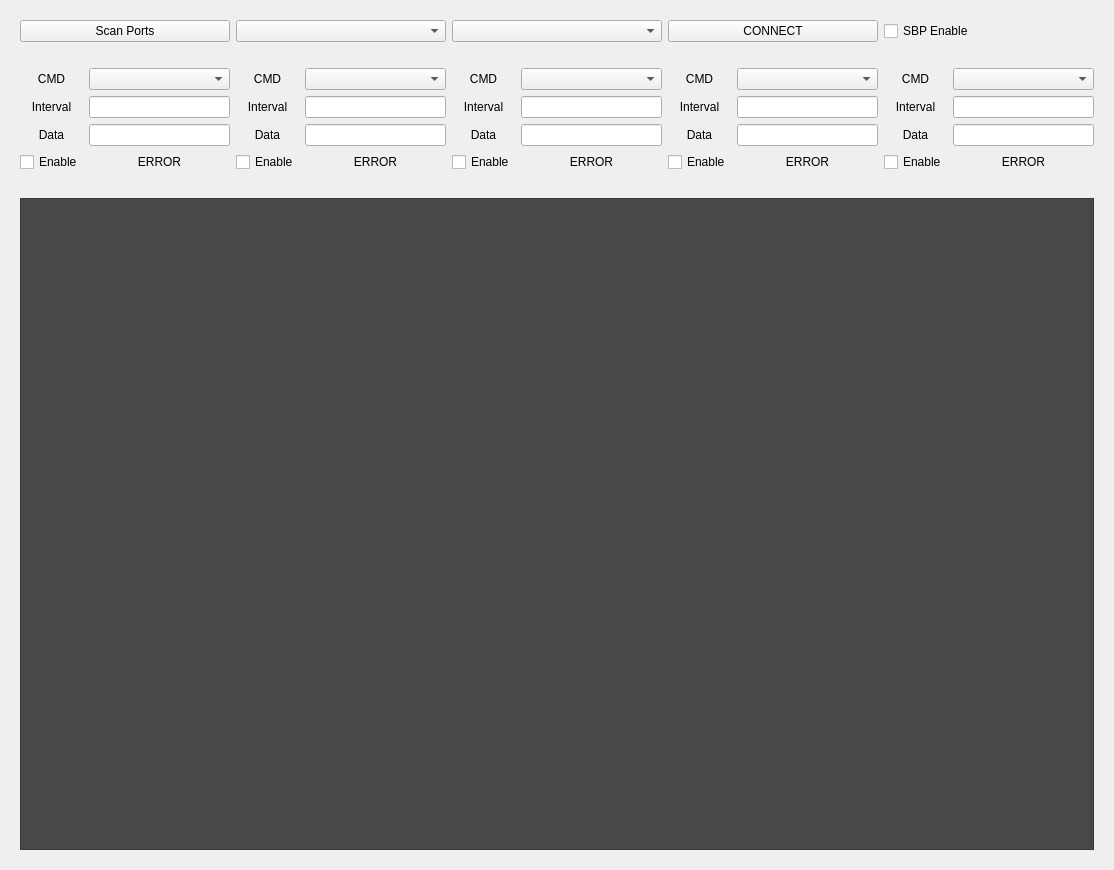
Before: the Qt Designer form gui/sbp_emulator.ui in DimAuto/sbp_emulator, drawn with Qt 5.
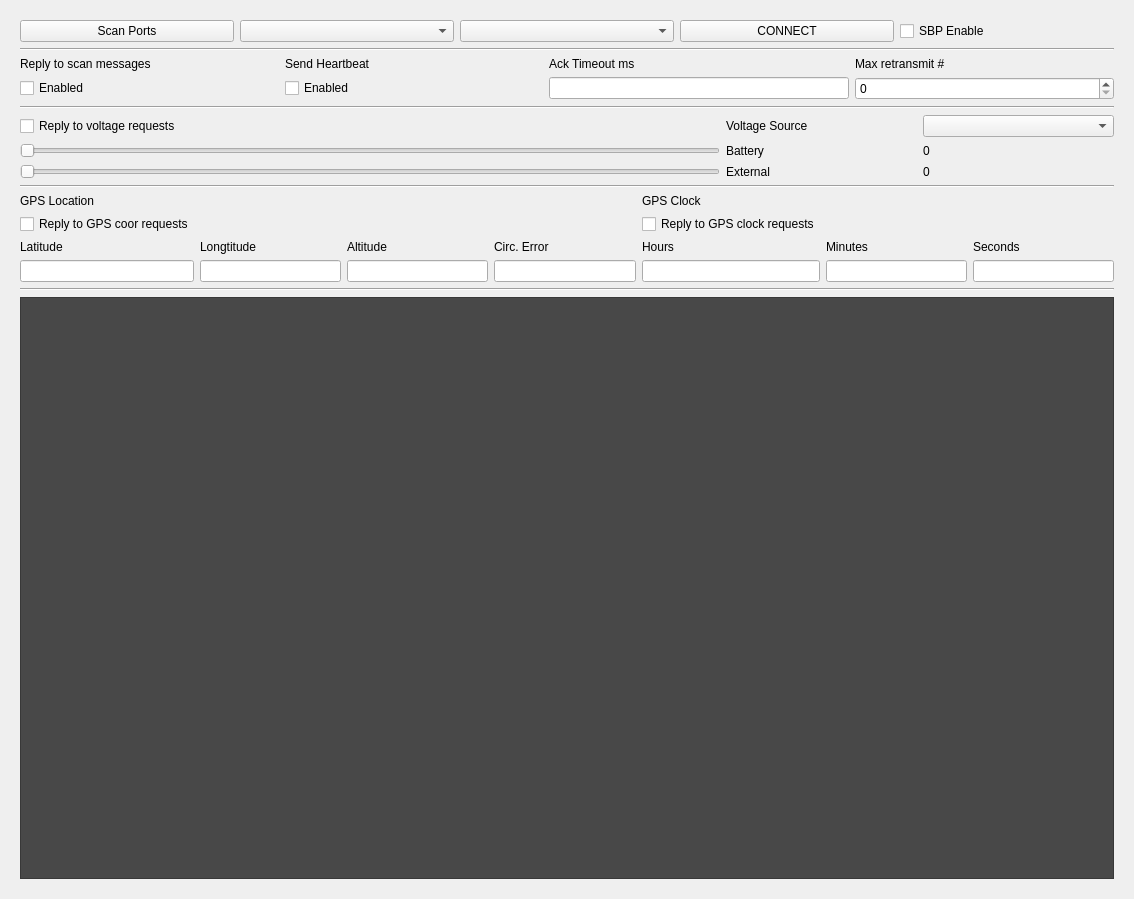
After: the same form once the commit is applied.

Patch:
```diff
--- a/gui/sbp_emulator.ui
+++ b/gui/sbp_emulator.ui
@@ -6,8 +6,8 @@
    <rect>
     <x>0</x>
     <y>0</y>
-    <width>1114</width>
-    <height>870</height>
+    <width>1134</width>
+    <height>899</height>
    </rect>
   </property>
   <property name="windowTitle">
@@ -55,334 +55,275 @@
        </layout>
       </item>
       <item>
-       <spacer name="horizontalSpacer">
+       <widget class="Line" name="line">
         <property name="orientation">
          <enum>Qt::Horizontal</enum>
         </property>
-        <property name="sizeHint" stdset="0">
-         <size>
-          <width>40</width>
-          <height>20</height>
-         </size>
+       </widget>
+      </item>
+      <item>
+       <layout class="QGridLayout" name="gridLayout">
+        <item row="0" column="2">
+         <widget class="QLabel" name="label_17">
+          <property name="text">
+           <string>Ack Timeout ms</string>
+          </property>
+         </widget>
+        </item>
+        <item row="0" column="1">
+         <widget class="QLabel" name="label_2">
+          <property name="text">
+           <string>Send Heartbeat</string>
+          </property>
+         </widget>
+        </item>
+        <item row="1" column="1">
+         <widget class="QCheckBox" name="checkBox_2">
+          <property name="text">
+           <string>Enabled</string>
+          </property>
+         </widget>
+        </item>
+        <item row="0" column="0">
+         <widget class="QLabel" name="label">
+          <property name="text">
+           <string>Reply to scan messages</string>
+          </property>
+         </widget>
+        </item>
+        <item row="1" column="2">
+         <widget class="QLineEdit" name="lineEdit_8">
+          <property name="maximumSize">
+           <size>
+            <width>300</width>
+            <height>16777215</height>
+           </size>
+          </property>
+         </widget>
+        </item>
+        <item row="1" column="0">
+         <widget class="QCheckBox" name="checkBox">
+          <property name="text">
+           <string>Enabled</string>
+          </property>
+         </widget>
+        </item>
+        <item row="0" column="3">
+         <widget class="QLabel" name="label_18">
+          <property name="text">
+           <string>Max retransmit #</string>
+          </property>
+         </widget>
+        </item>
+        <item row="1" column="3">
+         <widget class="QSpinBox" name="spinBox">
+          <property name="maximumSize">
+           <size>
+            <width>300</width>
+            <height>16777215</height>
+           </size>
+          </property>
+         </widget>
+        </item>
+       </layout>
+      </item>
+      <item>
+       <widget class="Line" name="line_2">
+        <property name="orientation">
+         <enum>Qt::Horizontal</enum>
         </property>
-       </spacer>
+       </widget>
       </item>
       <item>
-       <layout class="QHBoxLayout" name="horizontalLayout_2">
-        <item>
-         <layout class="QGridLayout" name="gridLayout_2">
-          <item row="0" column="0">
-           <widget class="QLabel" name="label_4">
-            <property name="text">
-             <string>CMD</string>
-            </property>
-            <property name="alignment">
-             <set>Qt::AlignCenter</set>
-            </property>
-           </widget>
-          </item>
-          <item row="1" column="1">
-           <widget class="QLineEdit" name="lineEdit_2"/>
-          </item>
-          <item row="3" column="0">
-           <widget class="QCheckBox" name="checkBox_2">
-            <property name="text">
-             <string>Enable</string>
-            </property>
-           </widget>
-          </item>
-          <item row="1" column="0">
-           <widget class="QLabel" name="label_6">
-            <property name="text">
-             <string>Interval</string>
-            </property>
-            <property name="alignment">
-             <set>Qt::AlignCenter</set>
-            </property>
-           </widget>
-          </item>
-          <item row="2" column="0">
-           <widget class="QLabel" name="label_16">
-            <property name="text">
-             <string>Data</string>
-            </property>
-            <property name="alignment">
-             <set>Qt::AlignCenter</set>
-            </property>
-           </widget>
-          </item>
-          <item row="3" column="1">
-           <widget class="QLabel" name="label_2">
-            <property name="text">
-             <string>ERROR</string>
-            </property>
-            <property name="alignment">
-             <set>Qt::AlignCenter</set>
-            </property>
-           </widget>
-          </item>
-          <item row="0" column="1">
-           <widget class="QComboBox" name="comboBox"/>
-          </item>
-          <item row="2" column="1">
-           <widget class="QLineEdit" name="lineEdit_6"/>
-          </item>
-         </layout>
+       <layout class="QGridLayout" name="gridLayout_2">
+        <item row="0" column="2">
+         <widget class="QComboBox" name="comboBox"/>
         </item>
-        <item>
-         <layout class="QGridLayout" name="gridLayout_4">
-          <item row="0" column="1">
-           <widget class="QComboBox" name="comboBox_3"/>
-          </item>
-          <item row="4" column="1">
-           <widget class="QLabel" name="label_5">
-            <property name="text">
-             <string>ERROR</string>
-            </property>
-            <property name="alignment">
-             <set>Qt::AlignCenter</set>
-            </property>
-           </widget>
-          </item>
-          <item row="0" column="0">
-           <widget class="QLabel" name="label_10">
-            <property name="text">
-             <string>CMD</string>
-            </property>
-            <property name="alignment">
-             <set>Qt::AlignCenter</set>
-            </property>
-           </widget>
-          </item>
-          <item row="1" column="0">
-           <widget class="QLabel" name="label_12">
-            <property name="text">
-             <string>Interval</string>
-            </property>
-            <property name="alignment">
-             <set>Qt::AlignCenter</set>
-            </property>
-           </widget>
-          </item>
-          <item row="4" column="0">
-           <widget class="QCheckBox" name="checkBox_4">
-            <property name="text">
-             <string>Enable</string>
-            </property>
-           </widget>
-          </item>
-          <item row="1" column="1">
-           <widget class="QLineEdit" name="lineEdit_4"/>
-          </item>
-          <item row="2" column="0">
-           <widget class="QLabel" name="label_17">
-            <property name="text">
-             <string>Data</string>
-            </property>
-            <property name="alignment">
-             <set>Qt::AlignCenter</set>
-            </property>
-           </widget>
-          </item>
-          <item row="2" column="1">
-           <widget class="QLineEdit" name="lineEdit_7"/>
-          </item>
-         </layout>
+        <item row="1" column="1">
+         <widget class="QLabel" name="label_4">
+          <property name="text">
+           <string>Battery</string>
+          </property>
+         </widget>
         </item>
-        <item>
-         <layout class="QGridLayout" name="gridLayout_5">
-          <item row="0" column="0">
-           <widget class="QLabel" name="label_13">
-            <property name="text">
-             <string>CMD</string>
-            </property>
-            <property name="alignment">
-             <set>Qt::AlignCenter</set>
-            </property>
-           </widget>
-          </item>
-          <item row="1" column="1">
-           <widget class="QLineEdit" name="lineEdit_5"/>
-          </item>
-          <item row="4" column="1">
-           <widget class="QLabel" name="label_8">
-            <property name="text">
-             <string>ERROR</string>
-            </property>
-            <property name="alignment">
-             <set>Qt::AlignCenter</set>
-            </property>
-           </widget>
-          </item>
-          <item row="0" column="1">
-           <widget class="QComboBox" name="comboBox_4"/>
-          </item>
-          <item row="4" column="0">
-           <widget class="QCheckBox" name="checkBox_5">
-            <property name="text">
-             <string>Enable</string>
-            </property>
-           </widget>
-          </item>
-          <item row="1" column="0">
-           <widget class="QLabel" name="label_15">
-            <property name="text">
-             <string>Interval</string>
-            </property>
-            <property name="alignment">
-             <set>Qt::AlignCenter</set>
-            </property>
-           </widget>
-          </item>
-          <item row="2" column="0">
-           <widget class="QLabel" name="label_18">
-            <property name="text">
-             <string>Data</string>
-            </property>
-            <property name="alignment">
-             <set>Qt::AlignCenter</set>
-            </property>
-           </widget>
-          </item>
-          <item row="2" column="1">
-           <widget class="QLineEdit" name="lineEdit_8"/>
-          </item>
-         </layout>
+        <item row="2" column="0">
+         <widget class="QSlider" name="horizontalSlider">
+          <property name="maximumSize">
+           <size>
+            <width>700</width>
+            <height>16777215</height>
+           </size>
+          </property>
+          <property name="orientation">
+           <enum>Qt::Horizontal</enum>
+          </property>
+         </widget>
         </item>
-        <item>
-         <layout class="QGridLayout" name="gridLayout">
-          <item row="0" column="1">
-           <widget class="QComboBox" name="comboBox_5"/>
-          </item>
-          <item row="0" column="0">
-           <widget class="QLabel" name="label">
-            <property name="text">
-             <string>CMD</string>
-            </property>
-            <property name="alignment">
-             <set>Qt::AlignCenter</set>
-            </property>
-           </widget>
-          </item>
-          <item row="1" column="1">
-           <widget class="QLineEdit" name="lineEdit"/>
-          </item>
-          <item row="3" column="1">
-           <widget class="QLabel" name="label_11">
-            <property name="text">
-             <string>ERROR</string>
-            </property>
-            <property name="alignment">
-             <set>Qt::AlignCenter</set>
-            </property>
-           </widget>
-          </item>
-          <item row="1" column="0">
-           <widget class="QLabel" name="label_3">
-            <property name="text">
-             <string>Interval</string>
-            </property>
-            <property name="alignment">
-             <set>Qt::AlignCenter</set>
-            </property>
-           </widget>
-          </item>
-          <item row="3" column="0">
-           <widget class="QCheckBox" name="checkBox">
-            <property name="text">
-             <string>Enable</string>
-            </property>
-           </widget>
-          </item>
-          <item row="2" column="0">
-           <widget class="QLabel" name="label_19">
-            <property name="text">
-             <string>Data</string>
-            </property>
-            <property name="alignment">
-             <set>Qt::AlignCenter</set>
-            </property>
-           </widget>
-          </item>
-          <item row="2" column="1">
-           <widget class="QLineEdit" name="lineEdit_9"/>
-          </item>
-         </layout>
+        <item row="1" column="2">
+         <widget class="QLabel" name="label_7">
+          <property name="text">
+           <string>0</string>
+          </property>
+         </widget>
         </item>
-        <item>
-         <layout class="QGridLayout" name="gridLayout_3">
-          <item row="4" column="1">
-           <widget class="QLabel" name="label_14">
-            <property name="text">
-             <string>ERROR</string>
-            </property>
-            <property name="alignment">
-             <set>Qt::AlignCenter</set>
-            </property>
-           </widget>
-          </item>
-          <item row="4" column="0">
-           <widget class="QCheckBox" name="checkBox_3">
-            <property name="text">
-             <string>Enable</string>
-            </property>
-           </widget>
-          </item>
-          <item row="0" column="0">
-           <widget class="QLabel" name="label_7">
-            <property name="text">
-             <string>CMD</string>
-            </property>
-            <property name="alignment">
-             <set>Qt::AlignCenter</set>
-            </property>
-           </widget>
-          </item>
-          <item row="1" column="1">
-           <widget class="QLineEdit" name="lineEdit_3"/>
-          </item>
-          <item row="0" column="1">
-           <widget class="QComboBox" name="comboBox_6"/>
-          </item>
-          <item row="1" column="0">
-           <widget class="QLabel" name="label_9">
-            <property name="text">
-             <string>Interval</string>
-            </property>
-            <property name="alignment">
-             <set>Qt::AlignCenter</set>
-            </property>
-           </widget>
-          </item>
-          <item row="2" column="0">
-           <widget class="QLabel" name="label_20">
-            <property name="text">
-             <string>Data</string>
-            </property>
-            <property name="alignment">
-             <set>Qt::AlignCenter</set>
-            </property>
-           </widget>
-          </item>
-          <item row="2" column="1">
-           <widget class="QLineEdit" name="lineEdit_10"/>
-          </item>
-         </layout>
+        <item row="0" column="1">
+         <widget class="QLabel" name="label_5">
+          <property name="text">
+           <string>Voltage Source</string>
+          </property>
+         </widget>
         </item>
+        <item row="2" column="2">
+         <widget class="QLabel" name="label_8">
+          <property name="text">
+           <string>0</string>
+          </property>
+         </widget>
+        </item>
+        <item row="2" column="1">
+         <widget class="QLabel" name="label_6">
+          <property name="text">
+           <string>External</string>
+          </property>
+         </widget>
+        </item>
+        <item row="0" column="0">
+         <widget class="QCheckBox" name="checkBox_3">
+          <property name="text">
+           <string>Reply to voltage requests</string>
+          </property>
+         </widget>
+        </item>
+        <item row="1" column="0">
+         <widget class="QSlider" name="horizontalSlider_2">
+          <property name="maximumSize">
+           <size>
+            <width>700</width>
+            <height>16777215</height>
+           </size>
+          </property>
+          <property name="orientation">
+           <enum>Qt::Horizontal</enum>
+          </property>
+         </widget>
+        </item>
        </layout>
       </item>
       <item>
-       <spacer name="horizontalSpacer_2">
+       <widget class="Line" name="line_3">
         <property name="orientation">
          <enum>Qt::Horizontal</enum>
         </property>
-        <property name="sizeHint" stdset="0">
-         <size>
-          <width>40</width>
-          <height>20</height>
-         </size>
+       </widget>
+      </item>
+      <item>
+       <layout class="QGridLayout" name="gridLayout_3">
+        <item row="2" column="4">
+         <widget class="QLabel" name="label_13">
+          <property name="text">
+           <string>Hours</string>
+          </property>
+         </widget>
+        </item>
+        <item row="2" column="5">
+         <widget class="QLabel" name="label_14">
+          <property name="text">
+           <string>Minutes</string>
+          </property>
+         </widget>
+        </item>
+        <item row="1" column="4">
+         <widget class="QCheckBox" name="checkBox_5">
+          <property name="text">
+           <string>Reply to GPS clock requests</string>
+          </property>
+         </widget>
+        </item>
+        <item row="2" column="3">
+         <widget class="QLabel" name="label_12">
+          <property name="text">
+           <string>Circ. Error</string>
+          </property>
+         </widget>
+        </item>
+        <item row="0" column="0">
+         <widget class="QLabel" name="label_3">
+          <property name="text">
+           <string>GPS Location</string>
+          </property>
+         </widget>
+        </item>
+        <item row="1" column="0">
+         <widget class="QCheckBox" name="checkBox_4">
+          <property name="text">
+           <string>Reply to GPS coor requests</string>
+          </property>
+         </widget>
+        </item>
+        <item row="2" column="1">
+         <widget class="QLabel" name="label_10">
+          <property name="text">
+           <string>Longtitude</string>
+          </property>
+         </widget>
+        </item>
+        <item row="2" column="2">
+         <widget class="QLabel" name="label_11">
+          <property name="text">
+           <string>Altitude</string>
+          </property>
+         </widget>
+        </item>
+        <item row="2" column="6">
+         <widget class="QLabel" name="label_15">
+          <property name="text">
+           <string>Seconds</string>
+          </property>
+         </widget>
+        </item>
+        <item row="2" column="0">
+         <widget class="QLabel" name="label_9">
+          <property name="text">
+           <string>Latitude</string>
+          </property>
+         </widget>
+        </item>
+        <item row="3" column="0">
+         <widget class="QLineEdit" name="lineEdit"/>
+        </item>
+        <item row="3" column="1">
+         <widget class="QLineEdit" name="lineEdit_2"/>
+        </item>
+        <item row="3" column="2">
+         <widget class="QLineEdit" name="lineEdit_3"/>
+        </item>
+        <item row="3" column="3">
+         <widget class="QLineEdit" name="lineEdit_4"/>
+        </item>
+        <item row="3" column="4">
+         <widget class="QLineEdit" name="lineEdit_5"/>
+        </item>
+        <item row="3" column="5">
+         <widget class="QLineEdit" name="lineEdit_6"/>
+        </item>
+        <item row="3" column="6">
+         <widget class="QLineEdit" name="lineEdit_7"/>
+        </item>
+        <item row="0" column="4">
+         <widget class="QLabel" name="label_16">
+          <property name="text">
+           <string>GPS Clock</string>
+          </property>
+         </widget>
+        </item>
+       </layout>
+      </item>
+      <item>
+       <widget class="Line" name="line_4">
+        <property name="orientation">
+         <enum>Qt::Horizontal</enum>
         </property>
-       </spacer>
+       </widget>
       </item>
       <item>
        <widget class="QListWidget" name="listWidget">
```
